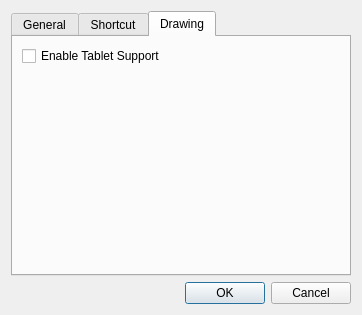
Above: src/painttyDesktop/widgets/configuredialog.ui from liuyanghejerry/painttyWidgetLegacy before the change. Below: the same form after it.
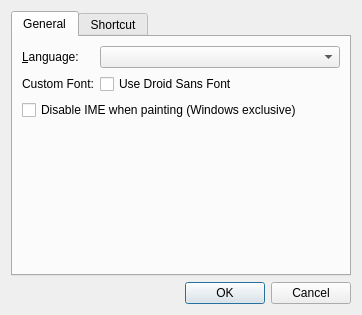
That is the form after the change. The open tabs and pages were chosen to show the change.

Commit message:
Remove tablet support and fix mouse drawing interactions
Keep desktop drawing mouse-only, finalize strokes before tool changes, restore temporary tools reliably, and make panning and zoom consistent. Update translations and documentation; 42 Qt regression tests and the full Linux build pass.

Patch:
```diff
--- a/src/painttyDesktop/widgets/configuredialog.ui
+++ b/src/painttyDesktop/widgets/configuredialog.ui
@@ -105,33 +105,7 @@
        </item>
       </layout>
      </widget>
-     <widget class="QWidget" name="experimentalTab">
-      <attribute name="title">
-       <string>Drawing</string>
-      </attribute>
-      <layout class="QVBoxLayout" name="verticalLayout_2">
-       <item>
-        <widget class="QCheckBox" name="enable_tablet">
-         <property name="text">
-          <string>Enable Tablet Support</string>
-         </property>
-        </widget>
-       </item>
-       <item>
-        <spacer name="verticalSpacer">
-         <property name="orientation">
-          <enum>Qt::Vertical</enum>
-         </property>
-         <property name="sizeHint" stdset="0">
-          <size>
-           <width>20</width>
-           <height>40</height>
-          </size>
-         </property>
-        </spacer>
-       </item>
-      </layout>
-     </widget>
+
     </widget>
    </item>
    <item>
```
Left out of the diff: 2 changed lines with no effect on the pictures. The commit also changes 35 other files.
